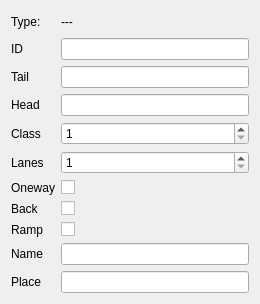
This is UI/trlinkdock.ui in hubertqtraf/QtOSMTraffic as Qt 5 draws it before an edit. The edited form follows.
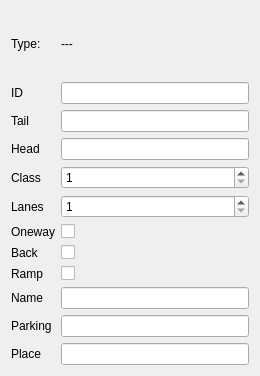
This is the edited form.

Commit message: add parking data on the link dock

```diff
--- a/UI/trlinkdock.ui
+++ b/UI/trlinkdock.ui
@@ -7,7 +7,7 @@
     <x>0</x>
     <y>0</y>
     <width>260</width>
-    <height>304</height>
+    <height>376</height>
    </rect>
   </property>
   <property name="sizePolicy">
@@ -180,6 +180,16 @@
        </property>
       </widget>
      </item>
+     <item row="13" column="0">
+      <widget class="QLabel" name="Parking">
+       <property name="text">
+        <string>Parking</string>
+       </property>
+      </widget>
+     </item>
+     <item row="13" column="1">
+      <widget class="QLineEdit" name="lineEdit_Park"/>
+     </item>
     </layout>
    </item>
   </layout>
```
Left out of the diff: 2 changed lines with no effect on the pictures. The commit also changes 3 other files.
